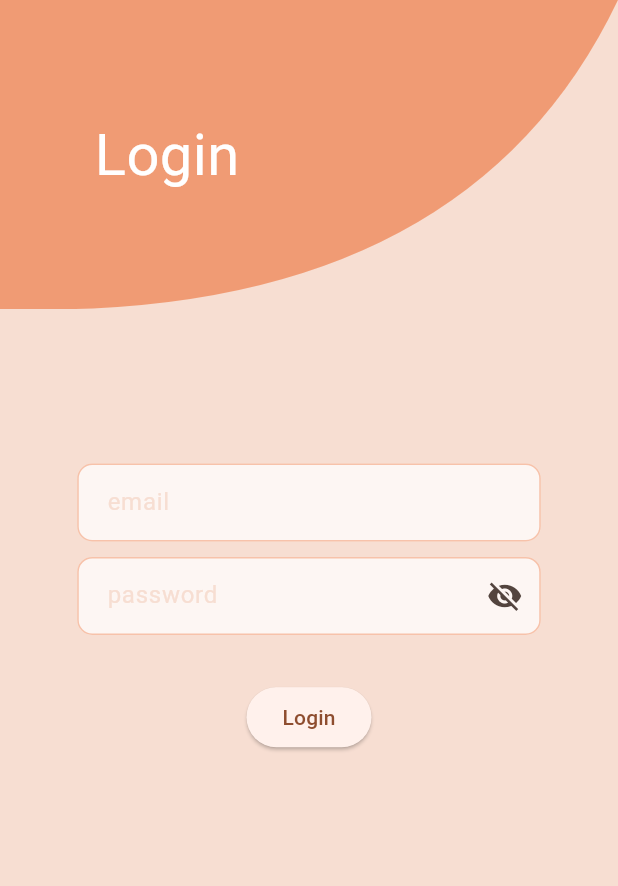
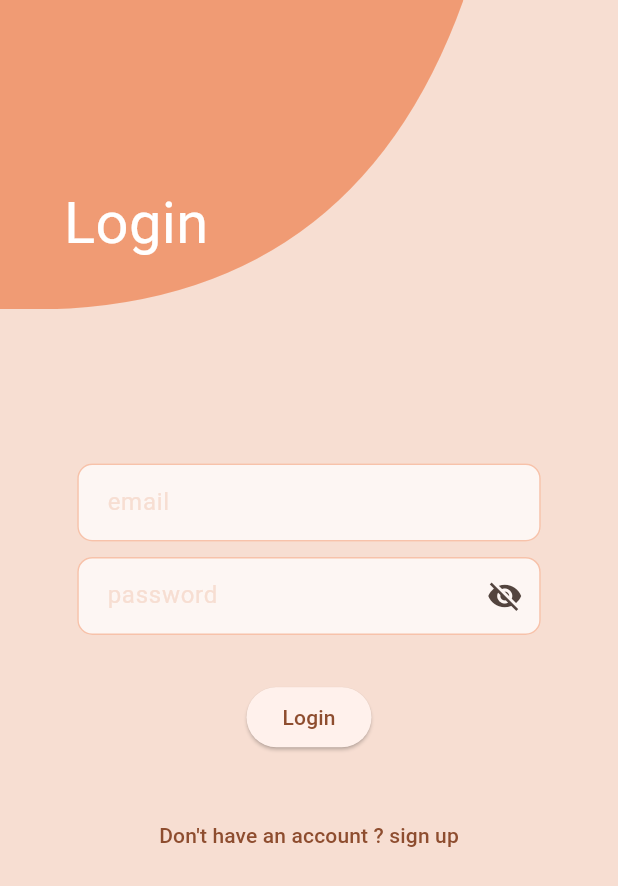
Before and after one commit to Jiya-Sharma09/Track_app, a Flutter app: the screen it shows after launch, on a phone screen of 412 x 824 dp. Shown: the top 886 px of the screen. Run offline on Flutter 3.47's test engine with Material 3 defaults, Android fonts, the light colour scheme and no system bars.

Commit message:
fixing alignment in login screen and adding navigation. Along with it basic UI of sign up screen

```diff
--- a/lib/screens/login_screen.dart
+++ b/lib/screens/login_screen.dart
@@ -1,6 +1,7 @@
 import 'package:flutter/material.dart';
 import 'package:track_app/ui_feature/top_left_curve.dart';
 import 'package:track_app/ui_feature/custom_text_field.dart';
+import 'sign_up_screen.dart';
 
 class LoginScreen extends StatefulWidget {
   @override
@@ -19,14 +20,16 @@ class _LoginScreenState extends State<LoginScreen> {
       backgroundColor: Color.fromARGB(253, 247, 222, 210),
       body: Column(
         children: [
-          ClipPath(
+          Align(
+            alignment: Alignment.centerLeft,
+            child : ClipPath(
             clipper: TopLeftCurve(),
             child: Container(
-              width: MediaQuery.of(context).size.width,
+              width: MediaQuery.of(context).size.width*0.75,
               height: MediaQuery.of(context).size.height * 0.25,
               color: Color.fromARGB(194, 239, 135, 87),
               child: Align(
-                alignment: Alignment(-0.6, 0),
+                alignment: Alignment(-0.6, 0.6),
                 child: Text(
                   "Login",
                   style: TextStyle(
@@ -37,7 +40,7 @@ class _LoginScreenState extends State<LoginScreen> {
                 ),
               ),
             ),
-          ),
+          ),),
           SizedBox(height: MediaQuery.of(context).size.height * 0.25 * 0.5),
           Form(
             key: _keyy,
@@ -74,6 +77,14 @@ class _LoginScreenState extends State<LoginScreen> {
               ],
             ),
           ),
+
+          SizedBox(
+                  height: MediaQuery.of(context).size.height * 0.25*0.15,
+                ),
+
+          TextButton(onPressed: (){
+              Navigator.push(context, MaterialPageRoute(builder: (_)=>SignUpScreen()));
+          }, child: Text("Don't have an account ? sign up"))
         ],
       ),
     );
```
Also changed, not shown: lib/screens/sign_up_screen.dart (added, +112 -0 lines).
